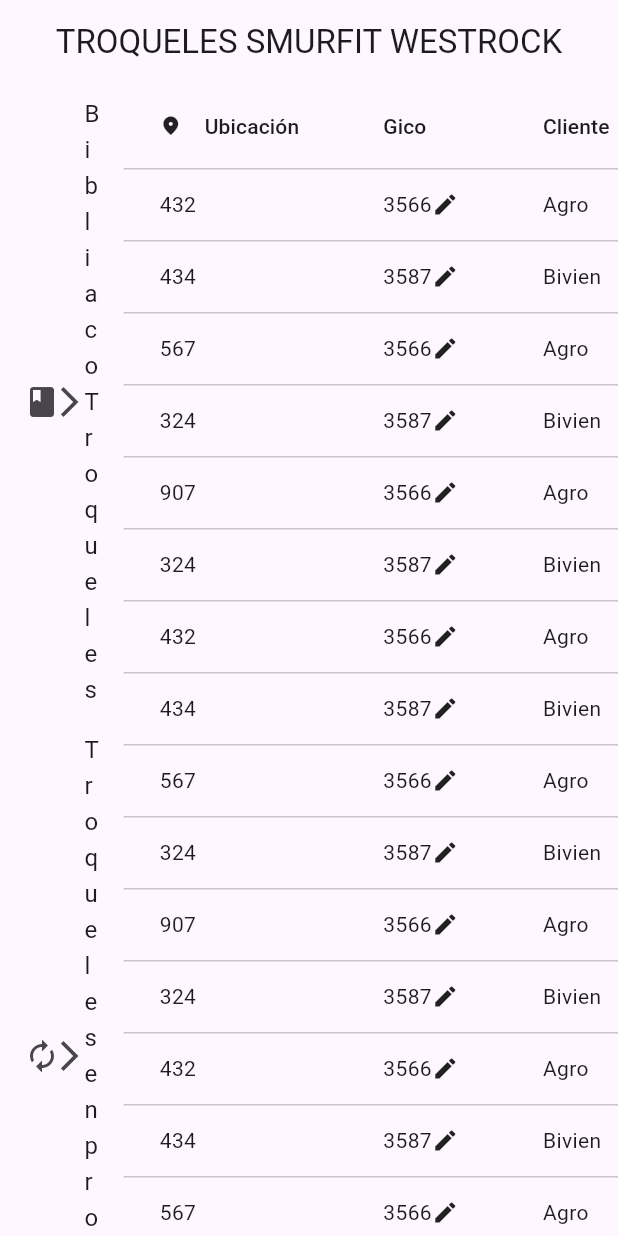
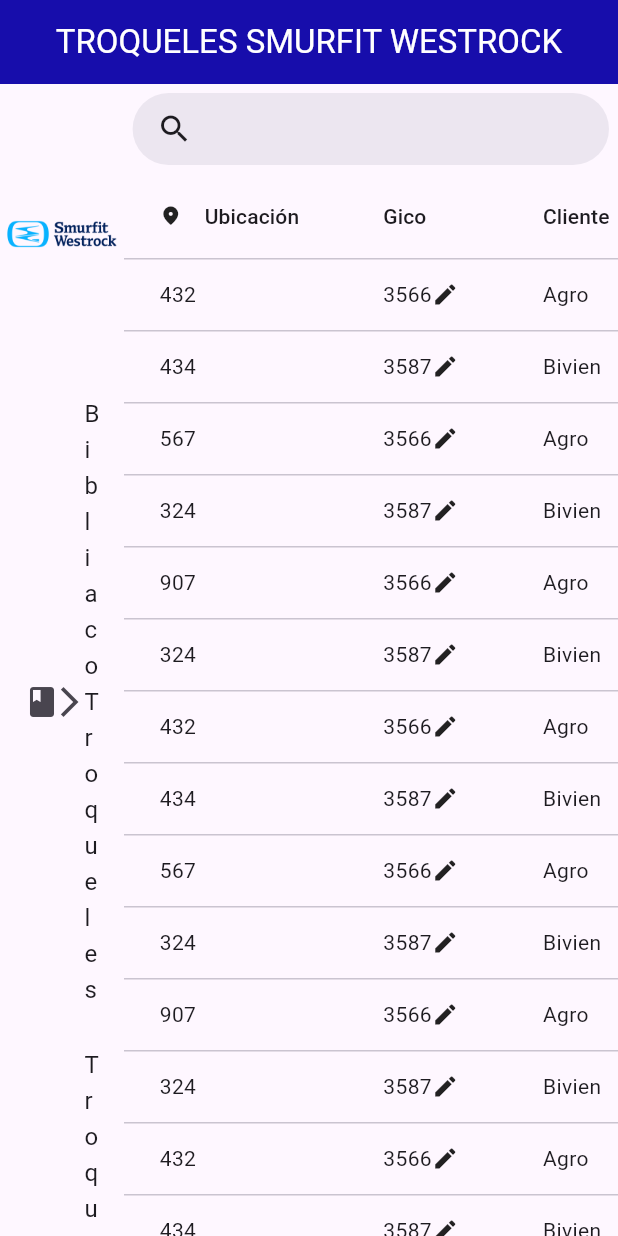
Before and after one commit to Jota2725/troqueles_sw_3.0, a Flutter app: the screen it shows after launch, on a phone screen of 412 x 824 dp. Run offline on Flutter 3.47's test engine with Material 3 defaults, Android fonts, the phone set to English and light mode, and no system bars.

Commit message:
Barra de busqueda

```diff
--- a/lib/main.dart
+++ b/lib/main.dart
@@ -55,22 +55,32 @@
 ];
 
 Widget _buildTable({bool sortAsscending = true}) {
-  return Container(
-    height: double.infinity,
-
+  return SingleChildScrollView(
+    scrollDirection: Axis.vertical,
+    child: Column(
+      children: [
+        const SizedBox(
+          height: 60,
+          width: double.infinity,
+          child:
+              Padding(padding: EdgeInsets.all(6.0), child: CustomSearchBar()),
+        ),
+        SizedBox(
+          width: double.infinity,
           child: DataTable(
             sortColumnIndex: 0,
             sortAscending: sortAsscending,
             columns: const <DataColumn>[
-        DataColumn(label: Row(
-
-
+              DataColumn(
+                  label: Row(
                 children: [
                   Icon(
                     Icons.location_on_rounded,
                     size: 15,
                   ),
-              SizedBox(width: 15,),
+                  SizedBox(
+                    width: 15,
+                  ),
                   Text('Ubicación'),
                 ],
               )),
@@ -82,14 +92,18 @@
             rows: _listTroquel.map<DataRow>((Troquel troquel) {
               return DataRow(
                 cells: <DataCell>[
-            DataCell( Text('${troquel.ubicacion}')),
-            DataCell(Text('${troquel.gico}'), showEditIcon: true, onTap: () {}),
+                  DataCell(Text('${troquel.ubicacion}')),
+                  DataCell(Text('${troquel.gico}'),
+                      showEditIcon: true, onTap: () {}),
                   DataCell(Text(troquel.cliente)),
                   DataCell(Text('${troquel.referencia}')),
                   DataCell(Text(troquel.maquina)),
                 ],
               );
             }).toList(),
+          ),
+        ),
+      ],
     ),
   );
 }
@@ -101,82 +115,129 @@
   State<MyhomeWidget> createState() => _MyhomeWidgetState();
 }
 
-
-
 class _MyhomeWidgetState extends State<MyhomeWidget> {
+  final ScrollController controller = ScrollController();
 
   @override
   Widget build(BuildContext context) {
     final size = MediaQuery.of(context).size;
     return Scaffold(
       appBar: AppBar(
-        centerTitle: true,
-        title: const Text('TROQUELES SMURFIT WESTROCK'),
-      ),
+          title: Text('TROQUELES SMURFIT WESTROCK',
+              style: TextStyle(color: Colors.white)),
+          backgroundColor: Color.fromRGBO(23, 13, 171, 1),
+          centerTitle: true),
       body: Row(
         children: [
-          Container(
-
-            height: size.height,
-            width: size.width*0.2,
-            child: Column(children: [
-              ListTile(
-                leading: Icon(Icons.book_rounded) ,
-                trailing: Icon(Icons.arrow_forward_ios_outlined),
-
-                  title: Text('Bibliaco Troqueles'),
-                  onTap: (){}
-
+          menuTroqueles(size: size),
+          SizedBox(
+            width: size.width * 0.8,
+            // Ancho completo de la pantalla
+            child: _buildTable(),
           ),
-              ListTile(
-                leading: Icon(Icons.autorenew) ,
-                trailing: Icon(Icons.arrow_forward_ios_outlined),
-
-                  title: Text('Troqueles en proceso'),
-                  onTap: (){}
-
-              ),
-              ListTile(
-                leading: Icon(Icons.book_rounded) ,
-                trailing: Icon(Icons.arrow_circle_right_outlined),
-
-                  title: Text('Bibliaco Troqueles'),
-                  onTap: (){}
-
-              ),
-              ListTile(
-                leading: Icon(Icons.book_rounded) ,
-                trailing: Icon(Icons.arrow_circle_right_outlined),
-
-                  title: Text('Bibliaco Troqueles'),
-                  onTap: (){}
-
-              ),
-
-
-              ],
-
-            ),
-
-
-
-          ),
-           SingleChildScrollView(
-                  scrollDirection: Axis.horizontal,
-                  child: SizedBox(
-                    width: size.width*0.8
-
-
-                      , // Ancho completo de la pantalla
-                    child: _buildTable(),
-                  )),
         ],
       ),
     );
   }
 }
 
+class menuTroqueles extends StatelessWidget {
+  const menuTroqueles({
+    super.key,
+    required this.size,
+  });
 
+  final Size size;
+
+  @override
+  Widget build(BuildContext context) {
+    return SizedBox(
+      height: size.height,
+      width: size.width * 0.2,
+      child: Column(
+        children: [
+          Container(
+            height: 200,
+            width: double.maxFinite,
+            child: Image(
+                image: AssetImage('assets/Smurfit_Westrock_(logo).png')),
+          ),
+          ListTile(
+               hoverColor: Colors.blue.shade100,
+              leading: const Icon(Icons.book_rounded),
+              trailing: const Icon(Icons.arrow_forward_ios_outlined),
+              title: const Text('Bibliaco Troqueles'),
+              onTap: () {}),
+          const SizedBox(
+            height: 10,
+          ),
+          ListTile(
+               hoverColor: Colors.blue.shade100,
+              leading: const Icon(Icons.autorenew),
+              trailing: const Icon(Icons.arrow_forward_ios_outlined),
+              title: const Text('Troqueles en proceso'),
+              onTap: () {}),
+          const SizedBox(
+            height: 10,
+          ),
+          ListTile(
+              hoverColor: Colors.blue.shade100,
+              leading: const Icon(Icons.fact_check_outlined),
+              trailing: const Icon(Icons.arrow_forward_ios_outlined),
+              title: const Text('Troqueles Terminados'),
+              onTap: () {}),
+          const SizedBox(
+            height: 10,
+          ),
+          ListTile(
+              hoverColor: Colors.blue.shade100,
+              leading: const Icon(Icons.construction),
+              trailing: const Icon(Icons.arrow_forward_ios_outlined),
+              title: const Text('Troqueles en mantenimiento'),
+              onTap: () {}),
+        ],
+      ),
+    );
+  }
+}
+
+class CustomSearchBar extends StatelessWidget {
+  const CustomSearchBar({
+    super.key,
+  });
+
+  @override
+  Widget build(BuildContext context) {
+    return SearchAnchor(
+      builder: (BuildContext context, SearchController controller) {
+        return SearchBar(
+          elevation: const WidgetStatePropertyAll(0),
+          controller: controller,
+          padding: const WidgetStatePropertyAll<EdgeInsets>(
+              EdgeInsets.symmetric(horizontal: 16.0)),
+          onTap: () {
+            controller.openView();
+          },
+          onChanged: (_) {
+            controller.openView();
+          },
+          leading: const Icon(Icons.search),
+        );
+      },
+      suggestionsBuilder: (BuildContext context, SearchController controller) {
+        return List<ListTile>.generate(5, (int index) {
+          final String item = 'item $index';
+          return ListTile(
+            title: Text(item),
+            onTap: () {
+              controller.closeView(item);
+            },
+          );
+        });
+      },
+    );
+  }
+}
 
 class Troquel {
   final int ubicacion;
```
Also changed, not shown: pubspec.yaml (+4 -4 lines), assets/Smurfit_Westrock_(logo).png (added). Lines whose indentation alone changed are shown as unchanged.
